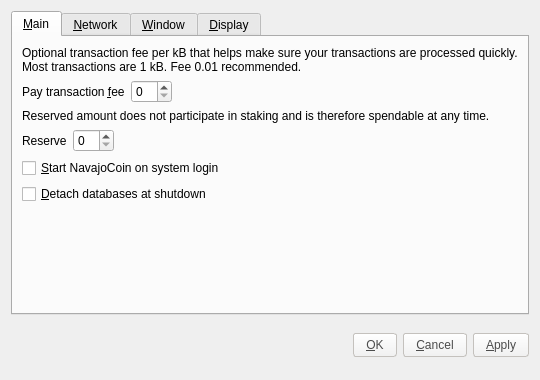
sherlockcoin/navajocoin, file src/qt/forms/optionsdialog.ui: the form before one commit.
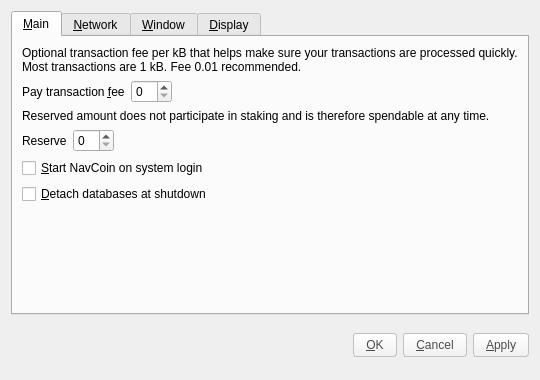
The form after the commit. The open tabs and pages were chosen to show the change. Custom widgets are drawn as their Qt base class.

Diff of the .ui file:
```diff
--- a/src/qt/forms/optionsdialog.ui
+++ b/src/qt/forms/optionsdialog.ui
@@ -136,7 +136,7 @@
           <string>Automatically start NavajoCoin after logging in to the system.</string>
          </property>
          <property name="text">
-          <string>&amp;Start NavajoCoin on system login</string>
+          <string>&amp;Start NavCoin on system login</string>
          </property>
         </widget>
        </item>
```
Left out of the diff: 10 changed lines with no effect on the pictures.
